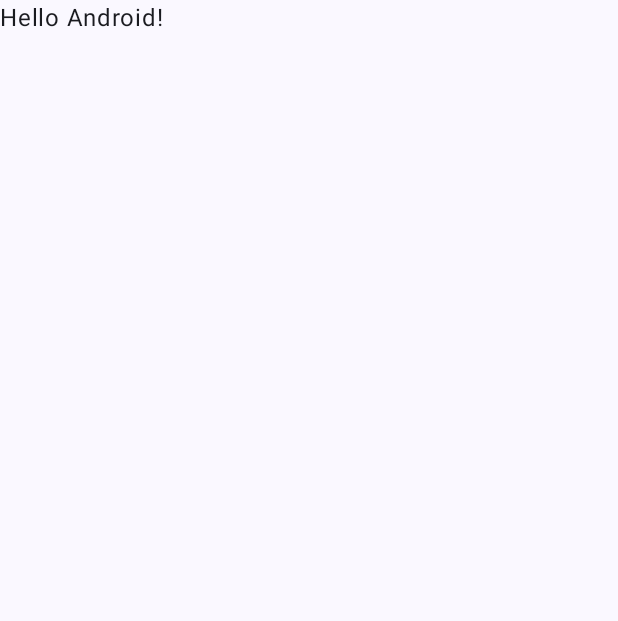
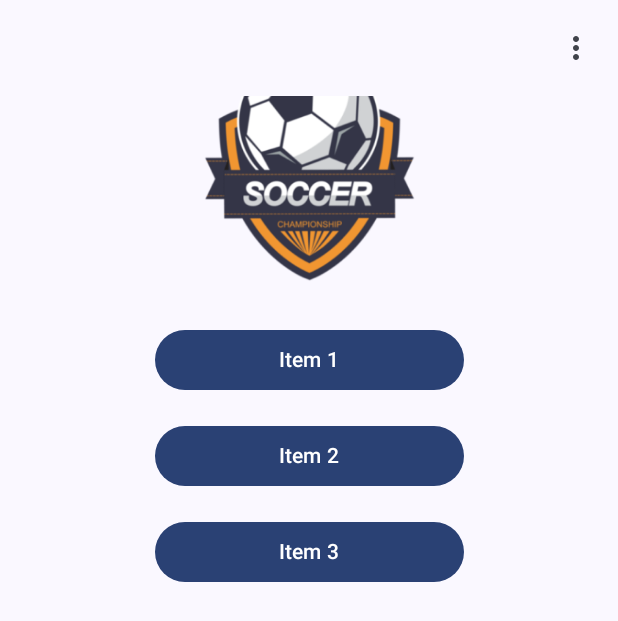
Before and after one commit to Gabriel-CR/desenvolvimento-mobile, an Android app built with Jetpack Compose: the screen it shows after launch (MainActivity), on a phone screen of 412 x 824 dp. Before the commit the part shown is almost empty. Shown: the top 621 px of the screen. Run offline under Robolectric (Android 15) with nearby library versions, the phone set to English and light mode, and no system bars.

Commit message:
feat: fazendo tela inicial

```diff
--- /dev/null
+++ b/IPlay/app/src/main/java/com/example/iplay/ButtonMenu.kt
@@ -0,0 +1,17 @@
+package com.example.iplay
+
+import android.annotation.SuppressLint
+import android.content.Context
+import androidx.compose.foundation.layout.fillMaxWidth
+import androidx.compose.material3.Button
+import androidx.compose.material3.Text
+import androidx.compose.runtime.Composable
+import androidx.compose.ui.Modifier
+
+@SuppressLint("NotConstructor")
+@Composable
+fun ButtonMenu(text: String, context: Context, onClick: () -> Unit) {
+  Button(onClick = onClick, modifier = Modifier.fillMaxWidth(0.5f)) {
+    Text(text)
+  }
+}
--- a/IPlay/app/src/main/java/com/example/iplay/MainActivity.kt
+++ b/IPlay/app/src/main/java/com/example/iplay/MainActivity.kt
@@ -1,47 +1,154 @@
 package com.example.iplay
 
+import android.annotation.SuppressLint
+import android.content.Context
 import android.os.Bundle
+import android.widget.TextView
+import android.widget.Toast
 import androidx.activity.ComponentActivity
 import androidx.activity.compose.setContent
 import androidx.activity.enableEdgeToEdge
+import androidx.compose.foundation.Image
+import androidx.compose.foundation.layout.Column
+import androidx.compose.foundation.layout.Spacer
+import androidx.compose.foundation.layout.WindowInsets
+import androidx.compose.foundation.layout.asPaddingValues
 import androidx.compose.foundation.layout.fillMaxSize
+import androidx.compose.foundation.layout.fillMaxWidth
+import androidx.compose.foundation.layout.height
 import androidx.compose.foundation.layout.padding
+import androidx.compose.foundation.layout.size
+import androidx.compose.foundation.layout.statusBars
+import androidx.compose.material.icons.Icons
+import androidx.compose.material.icons.filled.MoreVert
+import androidx.compose.material3.Button
+import androidx.compose.material3.ExperimentalMaterial3Api
+import androidx.compose.material3.Icon
+import androidx.compose.material3.IconButton
 import androidx.compose.material3.Scaffold
 import androidx.compose.material3.Text
+import androidx.compose.material3.TopAppBar
 import androidx.compose.runtime.Composable
+import androidx.compose.runtime.getValue
+import androidx.compose.runtime.mutableStateOf
+import androidx.compose.runtime.remember
+import androidx.compose.runtime.setValue
+import androidx.compose.ui.Alignment
 import androidx.compose.ui.Modifier
-import androidx.compose.ui.tooling.preview.Preview
+import android.graphics.Color
+import androidx.compose.ui.platform.LocalContext
+import androidx.compose.ui.res.painterResource
+import androidx.compose.ui.unit.dp
 import com.example.iplay.ui.theme.IPlayTheme
 
+@OptIn(ExperimentalMaterial3Api::class)
 class MainActivity : ComponentActivity() {
   override fun onCreate(savedInstanceState: Bundle?) {
     super.onCreate(savedInstanceState)
     enableEdgeToEdge()
     setContent {
       IPlayTheme {
-        Scaffold(modifier = Modifier.fillMaxSize()) { innerPadding ->
-          Greeting(
-            name = "Android",
-            modifier = Modifier.padding(innerPadding)
-          )
-        }
+        IPlay()
       }
     }
   }
 }
 
+@SuppressLint("UnusedMaterial3ScaffoldPaddingParameter")
+@ExperimentalMaterial3Api
 @Composable
-fun Greeting(name: String, modifier: Modifier = Modifier) {
-  Text(
-    text = "Hello $name!",
-    modifier = modifier
-  )
+fun IPlay() {
+  val imageRes = R.drawable.logo
+  val context = LocalContext.current
+
+  Scaffold(
+    topBar = {
+      TopAppBar(
+        title = { Text("") },
+        actions = {
+          IPlayMenu()
+        }
+      )
+    }
+  ) {
+    Column(
+      modifier = Modifier.fillMaxSize()
+                         .padding(WindowInsets.statusBars.asPaddingValues()),
+      horizontalAlignment = Alignment.CenterHorizontally
+    ) {
+      Image(
+        painter = painterResource(id = imageRes),
+        contentDescription = "Logo",
+        modifier = Modifier.size(200.dp)
+      )
+
+      Spacer(modifier = Modifier.height(16.dp))
+
+      ButtonMenu(
+        text = "Item 1",
+        context = context,
+        onClick = {
+          showCustomToast(
+            context = context,
+            message = "Item 1"
+          )
+        }
+      )
+
+      Spacer(modifier = Modifier.height(16.dp))
+
+      ButtonMenu(
+        text = "Item 2",
+        context = context,
+        onClick = {
+          showCustomToast(
+            context = context,
+            message = "Item 2"
+          )
+        }
+      )
+
+      Spacer(modifier = Modifier.height(16.dp))
+
+      ButtonMenu(
+        text = "Item 3",
+        context = context,
+        onClick = {
+          showCustomToast(
+            context = context,
+            message = "Item 3"
+          )
+        }
+      )
+    }
+  }
 }
 
-@Preview(showBackground = true)
 @Composable
-fun GreetingPreview() {
-  IPlayTheme {
-    Greeting("Android")
+fun IPlayMenu() {
+  var expanded by remember { mutableStateOf(false) }
+
+  IconButton(onClick = { expanded = true }) {
+    Icon(Icons.Default.MoreVert, contentDescription = "Menu")
   }
 }
+
+fun showCustomToast(
+  context: Context,
+  message: String,
+  backgroundColor: Int = Color.BLACK,
+  textColor: Int = Color.WHITE,
+  padding: Int = 16,
+  duration: Int = Toast.LENGTH_LONG
+) {
+  val toast = Toast(context)
+  val view = TextView(context).apply {
+    text = message
+    setPadding(padding, padding, padding, padding)
+    setBackgroundColor(backgroundColor)
+    setTextColor(textColor)
+  }
+  toast.view = view
+  toast.duration = duration
+  toast.show()
+}
```
Also changed, not shown: IPlay/app/src/main/res/drawable/logo.png (added).
